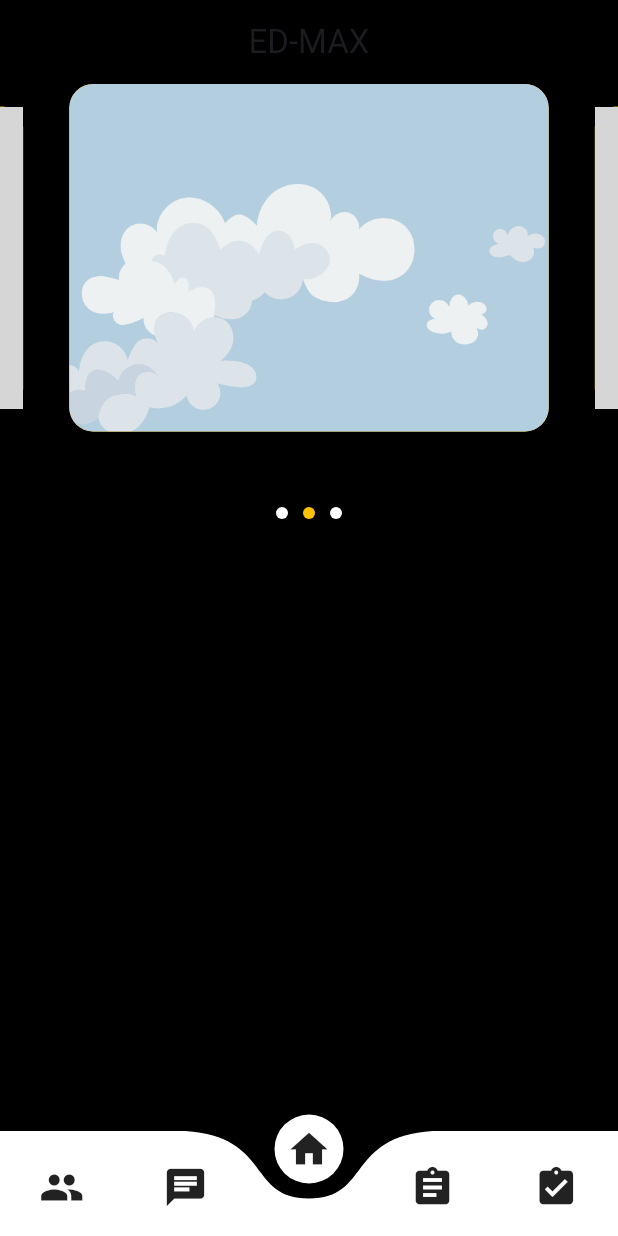
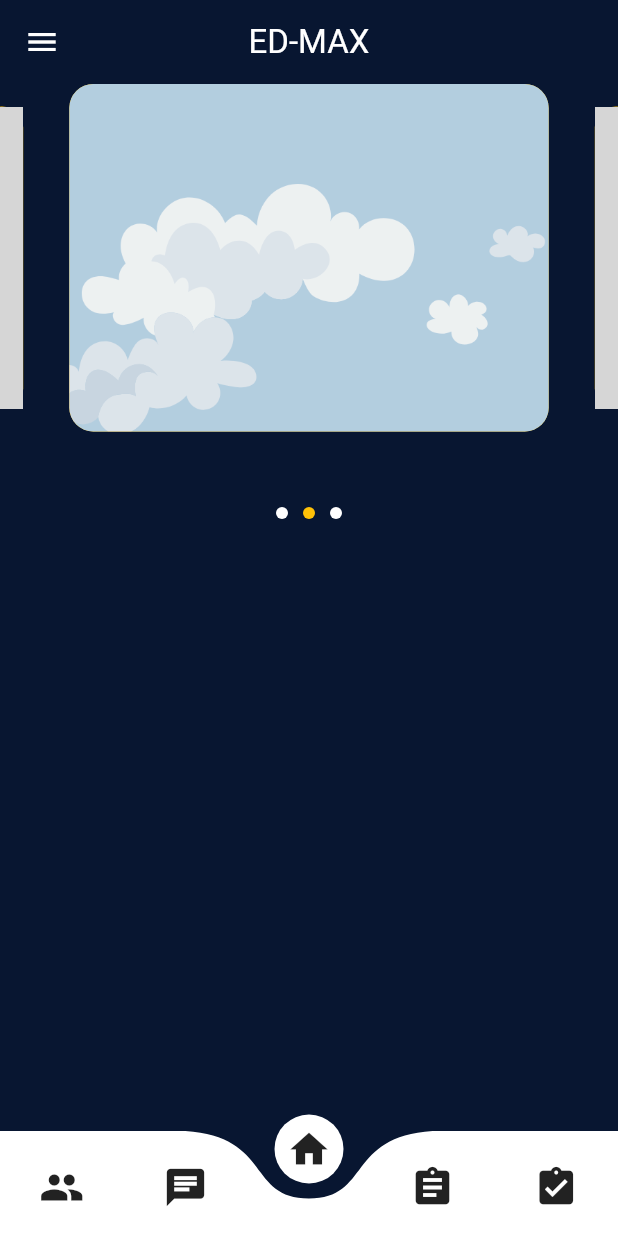
Before and after one commit to Nikhil882/ED-MAX, a Flutter app: the HomeScreen screen opened by its route, on a phone screen of 412 x 824 dp. Run offline on Flutter 3.47's test engine with Material 3 defaults, Android fonts, the phone set to English and light mode, and no system bars; drawn by our look-alikes of carousel_slider, curved_navigation_bar; our stand-ins replace cloud_firestore, firebase_auth, firebase_core, firebase_messaging, firebase_storage, flutter_local_notifications and 2 more; accounts and stored records are empty; grey boxes are pictures that could not be loaded.

Commit message:
Background Color

```diff
--- a/lib/main.dart
+++ b/lib/main.dart
@@ -1,10 +1,11 @@
 import 'package:edmax/screens/homeScreen.dart';
+import 'package:edmax/utils/colors.dart';
 import 'package:get/get.dart';
 
 import 'screens/login.dart';
 import 'package:firebase_core/firebase_core.dart';
 import 'package:flutter/material.dart';
-
+import 'utils/colors.dart';
 
 
 void main() async {
@@ -33,6 +34,15 @@ class MyApp extends StatelessWidget {
       ],
       debugShowCheckedModeBanner: false,
       title: 'edmax',
+      theme: ThemeData(
+        appBarTheme: const AppBarTheme(
+          iconTheme: IconThemeData(
+            color: Colors.white,
+          ),
+          backgroundColor: backgroundColor,
+        ),
+        scaffoldBackgroundColor: backgroundColor,
+      ),
     );
   }
 }
--- a/lib/screens/homepage.dart
+++ b/lib/screens/carousel.dart
@@ -1,8 +1,9 @@
 import 'package:flutter/material.dart';
 import 'package:carousel_slider/carousel_slider.dart';
+import '../utils/colors.dart';
 
 class HomePage extends StatefulWidget {
-  const HomePage({Key? key}) : super(key: key);
+  const HomePage({super.key});
 
   @override
   _HomePageState createState() => _HomePageState();
@@ -33,12 +34,10 @@ class _HomePageState extends State<HomePage> {
   Widget build(BuildContext context) {
     return Scaffold(
       body: Container(
-        color: Colors.black,
         child: Column(
           children: [
             // Carousel in the first half
             Container(
-              color: Colors.black,
               height: 300,
               width: 500, // Adjust the height as needed
               child: Stack(
--- a/lib/screens/homeScreen.dart
+++ b/lib/screens/homeScreen.dart
@@ -1,9 +1,11 @@
-import 'package:edmax/screens/homepage.dart';
+import 'package:edmax/screens/carousel.dart';
+import 'package:edmax/screens/side_menu.dart';
 import 'package:flutter/material.dart';
 import 'package:curved_navigation_bar/curved_navigation_bar.dart';
 import 'package:carousel_slider/carousel_slider.dart'; // Import carousel_slider
 import 'package:edmax/screens/profile.dart';
 import 'login.dart';
+import '../utils/colors.dart';
 
 class HomeScreen extends StatefulWidget {
   const HomeScreen({Key? key}) : super(key: key);
@@ -33,11 +35,15 @@ class _HomeScreenState extends State<HomeScreen> {
   Widget build(BuildContext context) {
     return Scaffold(
       appBar: AppBar(
-        title: const Text("ED-MAX"),
+        title: const Text(
+            "ED-MAX",
+          style: TextStyle(
+            color: Colors.white,
+          ),
+        ),
         centerTitle: true,
-        automaticallyImplyLeading: false,
-        backgroundColor: Colors.black,
       ),
+      drawer: SideMenu(),
       body: Column(
         children: [
           // Carousel in the first half
@@ -86,7 +92,7 @@ class _HomeScreenState extends State<HomeScreen> {
                 },
                 height: 70,
                 color: Colors.white,
-                backgroundColor: Colors.black,
+                backgroundColor: backgroundColor,
                 animationDuration: const Duration(milliseconds: 300),
               ),
               body: Container(
@@ -96,15 +102,19 @@ class _HomeScreenState extends State<HomeScreen> {
                 alignment: Alignment.center,
                 child: getSelectedWidget(index: index),
               ),
-              drawer: Drawer(
-                child: ListView(
-                  children: const [
-                    DrawerHeader(
-                      child: Text("ED-MAX"),
-                    ),
-                  ],
-                ),
-              ),
+              // drawer: Drawer(
+              //   child: ListView(
+              //     children: [
+              //       const DrawerHeader(
+              //         child: Text("ED-MAX"),
+              //       ),
+              //       ListTile(
+              //         title: const Text("Profile"),
+              //         onTap: () {},
+              //       )
+              //     ],
+              //   ),
+              // ),
             ),
           ),
         ],
--- a/lib/screens/side_menu.dart
+++ b/lib/screens/side_menu.dart
@@ -1,4 +1,3 @@
-
 import 'package:firebase_auth/firebase_auth.dart';
 import 'package:flutter/material.dart';
 import 'package:get/get.dart';
@@ -26,11 +25,11 @@ class SideMenu extends StatelessWidget {
                   style: TextStyle(
                       fontSize: 24,
                       fontWeight: FontWeight.bold,
-                  letterSpacing: 1
+                      letterSpacing: 1),
+                ),
+              ],
             ),
           ),
-            ],
-          )),
           ListTile(
             title: const Text("First"),
             onTap: () {},
@@ -44,10 +43,11 @@ class SideMenu extends StatelessWidget {
               onTap: () {
                 FirebaseAuth.instance.signOut();
                 Get.toNamed("/login");
-            }
-          ),
+              }),
         ],
       ),
+      backgroundColor: Colors.black87,
+
     );
   }
 }
--- a/lib/utils/colors.dart
+++ b/lib/utils/colors.dart
@@ -7,3 +7,8 @@ const mobileSearchColor = Color.fromRGBO(38, 38, 38, 1);
 const blueColor = Color.fromRGBO(0, 149, 246, 1);
 const primaryColor = Colors.blueAccent;
 const secondaryColor = Color(0xFFBBDEFB);
+
+
+
+// Created By Nikhil
+const backgroundColor = Color.fromRGBO(8, 22, 49, 1);
```
Lines whose indentation alone changed are shown as unchanged.
